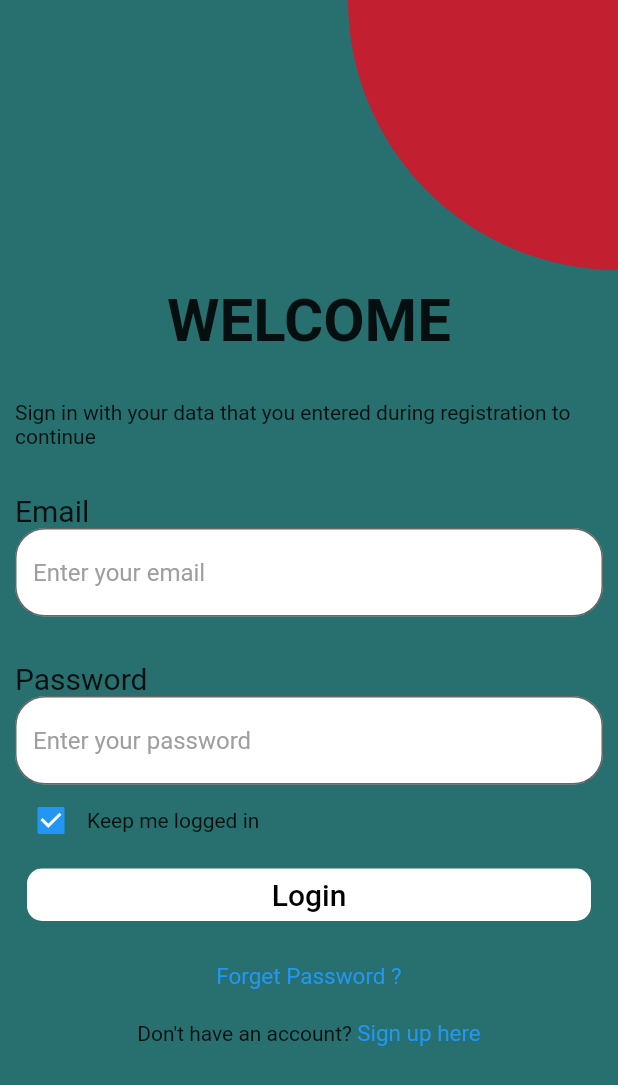
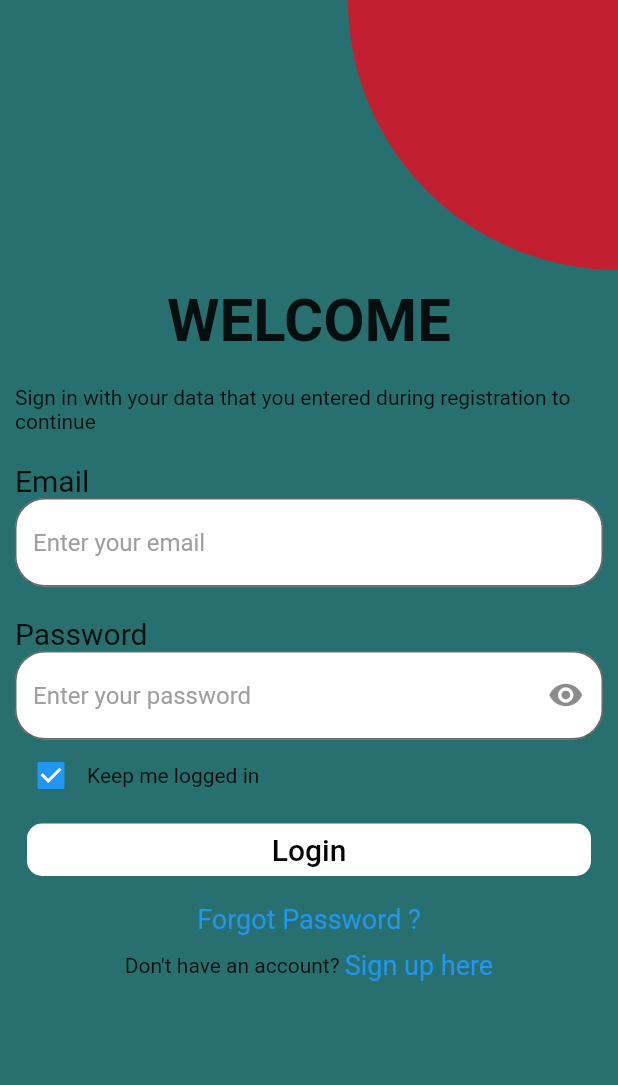
Before and after one commit to asmfahim1/master_packages, a Flutter app: the screen it shows after launch, after a tap on "User", on a phone screen of 412 x 824 dp. Shown: the top 1085 px of the screen. Run offline on Flutter 3.47's test engine with Material 2 defaults, Android fonts, the phone set to English and light mode, and no system bars; our stand-ins replace get.

Commit message:
3 more screens designed

```diff
--- a/lib/main.dart
+++ b/lib/main.dart
@@ -14,9 +14,11 @@ class MyApp extends StatelessWidget {
       debugShowCheckedModeBanner: false,
       title: 'Flutter Demo',
       theme: ThemeData().copyWith(
-          // primaryColor: Color(0xFF28706F),
-          scaffoldBackgroundColor: Color(0xFF28706F),
-          appBarTheme: AppBarTheme(backgroundColor: Colors.white)),
+        // primaryColor: Color(0xFF28706F),
+        scaffoldBackgroundColor: Color(0xFF28706F),
+        appBarTheme:
+            AppBarTheme(backgroundColor: Colors.transparent, elevation: 0),
+      ),
       home: HomeScreen(),
     );
   }
--- a/lib/screens/home_screen.dart
+++ b/lib/screens/home_screen.dart
@@ -1,6 +1,6 @@
 import 'package:flutter/material.dart';
 import 'package:get/get.dart';
-import 'package:master_package/screens/login_screen.dart';
+import 'package:master_package/screens/login_signup_resetpass/login_screen.dart';
 
 class HomeScreen extends StatelessWidget {
   const HomeScreen({Key? key}) : super(key: key);
--- a/lib/screens/login_screen.dart
+++ /dev/null
@@ -1,164 +0,0 @@
-import 'dart:ui';
-
-import 'package:flutter/material.dart';
-
-class LoginScreen extends StatelessWidget {
-  LoginScreen({
-    Key? key,
-  }) : super(key: key);
-
-  final GlobalKey<FormState> _fromKey = GlobalKey();
-
-  static const bool newValue = true;
-
-  @override
-  Widget build(BuildContext context) {
-    return Scaffold(
-        body: Column(
-      children: [
-        Container(
-          alignment: Alignment.topRight,
-          child: Container(
-            height: 180,
-            width: 180,
-            decoration: BoxDecoration(
-                color: Color(0xffC21F30),
-                borderRadius:
-                    BorderRadius.only(bottomLeft: Radius.circular(180))),
-          ),
-        ),
-        Expanded(
-          child: Container(
-            color: Color(0xFF28706F),
-            child: SingleChildScrollView(
-              child: Padding(
-                padding: const EdgeInsets.all(10.0),
-                child: Column(
-                  crossAxisAlignment: CrossAxisAlignment.start,
-                  children: [
-                    Center(
-                      child: Text(
-                        "WELCOME",
-                        style: TextStyle(
-                            fontSize: 40, fontWeight: FontWeight.bold),
-                      ),
-                    ),
-                    SizedBox(
-                      height: 30,
-                    ),
-                    Text(
-                        "Sign in with your data that you entered during registration to continue"),
-                    SizedBox(
-                      height: 30,
-                    ),
-                    Text(
-                      "Email",
-                      style: TextStyle(fontSize: 20),
-                    ),
-                    TextField(
-                      decoration: InputDecoration(
-                          hintText: "Enter your email",
-                          hintStyle: TextStyle(color: Colors.grey),
-                          fillColor: Colors.white,
-                          filled: true,
-                          border: OutlineInputBorder(
-                            borderRadius: BorderRadius.circular(20),
-                          )),
-                    ),
-                    SizedBox(
-                      height: 30,
-                    ),
-                    Text(
-                      "Password",
-                      style: TextStyle(fontSize: 20),
-                    ),
-                    TextField(
-                      decoration: InputDecoration(
-                          hintText: "Enter your password",
-                          hintStyle: TextStyle(color: Colors.grey),
-                          fillColor: Colors.white,
-                          filled: true,
-                          border: OutlineInputBorder(
-                            borderRadius: BorderRadius.circular(20),
-                          )),
-                      obscureText: true,
-                    ),
-                    Row(
-                      children: [
-                        Checkbox(value: newValue, onChanged: (newValue) {}),
-                        Text(
-                          "Keep me logged in",
-                        ),
-                      ],
-                    ),
-                    TextButton(
-                      onPressed: () {},
-                      child: Container(
-                        height: 35,
-                        decoration: BoxDecoration(
-                            color: Colors.white,
-                            borderRadius: BorderRadius.circular(10)),
-                        child: Center(
-                          child: Text(
-                            "Login",
-                            style: TextStyle(fontSize: 20, color: Colors.black),
-                          ),
-                        ),
-                      ),
-                    ),
-                    SizedBox(
-                      height: 20,
-                    ),
-                    Center(
-                      child: Text(
-                        "Forget Password ?",
-                        style: TextStyle(color: Colors.blue, fontSize: 15),
-                      ),
-                    ),
-                    SizedBox(
-                      height: 20,
-                    ),
-                    Row(
-                      mainAxisAlignment: MainAxisAlignment.center,
-                      children: [
-                        Text("Don't have an account? "),
-                        Text(
-                          "Sign up here",
-                          style: TextStyle(color: Colors.blue, fontSize: 15),
-                        )
-                      ],
-                    )
-                  ],
-                ),
-              ),
-            ),
-          ),
-        )
-      ],
-    ));
-  }
-}
-
-// Stack(
-// children: [
-// Container(
-// height: MediaQuery.of(context).size.height,
-// width: MediaQuery.of(context).size.width,
-// alignment: Alignment.topRight,
-// child: Container(
-// height: MediaQuery.of(context).size.height / 4,
-// width: MediaQuery.of(context).size.width / 2,
-// decoration: BoxDecoration(
-// color: Colors.red,
-// borderRadius: BorderRadius.only(
-// bottomLeft: Radius.circular(180),
-// )),
-// ),
-// ),
-// Container(
-// height: MediaQuery.of(context).size.height / 6,
-// width: MediaQuery.of(context).size.width / 5,
-// color: Colors.white,
-// )
-// ],
-// ),
--- /dev/null
+++ b/lib/screens/login_signup_resetpass/login_screen.dart
@@ -0,0 +1,155 @@
+import 'dart:ui';
+
+import 'package:flutter/material.dart';
+import 'package:get/get.dart';
+import 'package:master_package/screens/login_signup_resetpass/create_account_screen.dart';
+import 'package:master_package/screens/login_signup_resetpass/reset_paa_screen.dart';
+
+import '../../widgets/CircularWidget.dart';
+import '../../widgets/ReusableHeadlineText.dart';
+
+class LoginScreen extends StatelessWidget {
+  LoginScreen({
+    Key? key,
+  }) : super(key: key);
+
+  final GlobalKey<FormState> _fromKey = GlobalKey();
+
+  static const bool newValue = true;
+
+  @override
+  Widget build(BuildContext context) {
+    return SafeArea(
+      child: Scaffold(
+          body: Column(
+        children: [
+          CircularContainer(),
+          Expanded(
+            child: Container(
+              color: Color(0xFF28706F),
+              child: SingleChildScrollView(
+                child: Padding(
+                  padding: const EdgeInsets.all(10.0),
+                  child: Column(
+                    crossAxisAlignment: CrossAxisAlignment.start,
+                    children: [
+                      Center(
+                        child: ReusableHeadlineText(
+                          headLineName: "WELCOME",
+                        ),
+                      ),
+                      SizedBox(
+                        height: 20,
+                      ),
+                      Text(
+                          "Sign in with your data that you entered during registration to continue"),
+                      SizedBox(
+                        height: 20,
+                      ),
+                      Text(
+                        "Email",
+                        style: TextStyle(fontSize: 20),
+                      ),
+                      TextField(
+                        decoration: InputDecoration(
+                            hintText: "Enter your email",
+                            hintStyle: TextStyle(color: Colors.grey),
+                            fillColor: Colors.white,
+                            filled: true,
+                            border: OutlineInputBorder(
+                              borderRadius: BorderRadius.circular(20),
+                            )),
+                      ),
+                      SizedBox(
+                        height: 20,
+                      ),
+                      Text(
+                        "Password",
+                        style: TextStyle(fontSize: 20),
+                      ),
+                      TextField(
+                        decoration: InputDecoration(
+                            hintText: "Enter your password",
+                            hintStyle: TextStyle(color: Colors.grey),
+                            fillColor: Colors.white,
+                            filled: true,
+                            suffixIcon: Padding(
+                              padding: EdgeInsets.all(0.8),
+                              child: IconButton(
+                                onPressed: () {},
+                                icon: Icon(Icons.remove_red_eye),
+                              ),
+                            ),
+                            border: OutlineInputBorder(
+                              borderRadius: BorderRadius.circular(20),
+                            )),
+                        obscureText: true,
+                      ),
+                      Row(
+                        children: [
+                          Checkbox(value: newValue, onChanged: (newValue) {}),
+                          Text(
+                            "Keep me logged in",
+                          ),
+                        ],
+                      ),
+                      TextButton(
+                        onPressed: () {},
+                        child: Container(
+                          height: 35,
+                          decoration: BoxDecoration(
+                              color: Colors.white,
+                              borderRadius: BorderRadius.circular(10)),
+                          child: Center(
+                            child: Text(
+                              "Login",
+                              style:
+                                  TextStyle(fontSize: 20, color: Colors.black),
+                            ),
+                          ),
+                        ),
+                      ),
+                      SizedBox(
+                        height: 10,
+                      ),
+                      Center(
+                        child: GestureDetector(
+                          child: Text(
+                            "Forgot Password ?",
+                            style: TextStyle(color: Colors.blue, fontSize: 18),
+                          ),
+                          onTap: () {
+                            Get.to(ResetPassScreen());
+                          },
+                        ),
+                      ),
+                      SizedBox(
+                        height: 10,
+                      ),
+                      Row(
+                        mainAxisAlignment: MainAxisAlignment.center,
+                        children: [
+                          Text("Don't have an account? "),
+                          GestureDetector(
+                            child: Text(
+                              "Sign up here",
+                              style:
+                                  TextStyle(color: Colors.blue, fontSize: 18),
+                            ),
+                            onTap: () {
+                              Get.to(CreateAccountScreen());
+                            },
+                          )
+                        ],
+                      )
+                    ],
+                  ),
+                ),
+              ),
+            ),
+          )
+        ],
+      )),
+    );
+  }
+}
--- /dev/null
+++ b/lib/widgets/CircularWidget.dart
@@ -0,0 +1,21 @@
+import 'package:flutter/material.dart';
+
+class CircularContainer extends StatelessWidget {
+  const CircularContainer({
+    Key? key,
+  }) : super(key: key);
+
+  @override
+  Widget build(BuildContext context) {
+    return Container(
+      alignment: Alignment.topRight,
+      child: Container(
+        height: 180,
+        width: 180,
+        decoration: BoxDecoration(
+            color: Color(0xffC21F30),
+            borderRadius: BorderRadius.only(bottomLeft: Radius.circular(180))),
+      ),
+    );
+  }
+}
--- /dev/null
+++ b/lib/widgets/ReusableHeadlineText.dart
@@ -0,0 +1,18 @@
+import 'package:flutter/material.dart';
+
+class ReusableHeadlineText extends StatelessWidget {
+  String headLineName;
+  ReusableHeadlineText({required this.headLineName});
+
+  @override
+  Widget build(BuildContext context) {
+    return Text(
+      headLineName,
+      style: TextStyle(
+        fontSize: 40,
+        fontWeight: FontWeight.bold,
+        // color: Colors.white,
+      ),
+    );
+  }
+}
```
Also changed, not shown: lib/screens/login_signup_resetpass/create_account_screen.dart (added, +129 -0 lines), lib/screens/login_signup_resetpass/reset_confirm_pass_screen.dart (added, +86 -0 lines), lib/screens/login_signup_resetpass/reset_paa_screen.dart (added, +84 -0 lines), lib/constants.dart (added), lib/widgets/ReusableTextField.dart (added).
